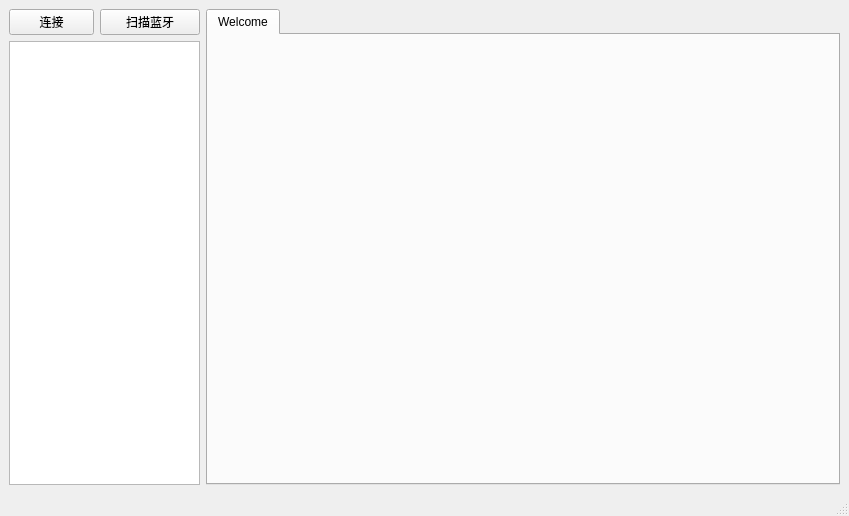
The window that PC/BleProxyDesk/resource/ui/main_window.ui (uname/bleproxy) describes before a commit, drawn with Qt 5.
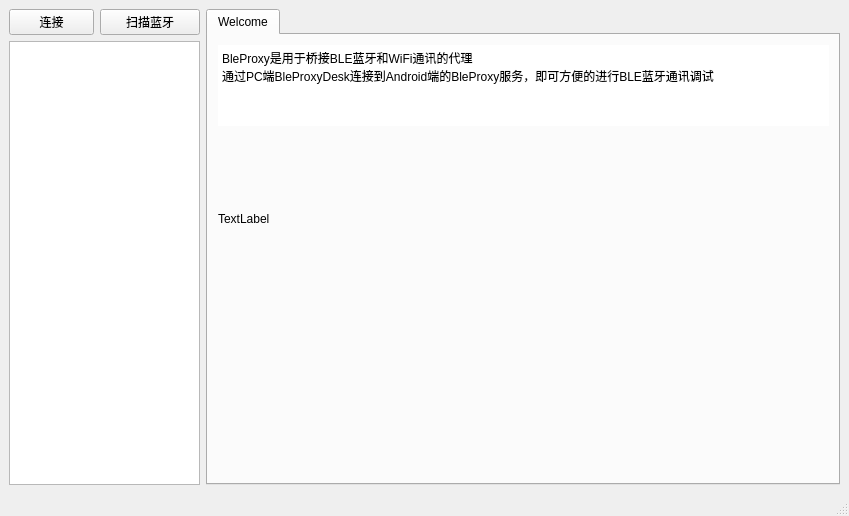
The same window after the commit. Custom widgets are drawn as their Qt base class.

The edit to the form file:
```diff
--- a/PC/BleProxyDesk/resource/ui/main_window.ui
+++ b/PC/BleProxyDesk/resource/ui/main_window.ui
@@ -61,10 +61,50 @@
       <property name="currentIndex">
        <number>0</number>
       </property>
+      <property name="iconSize">
+       <size>
+        <width>256</width>
+        <height>16</height>
+       </size>
+      </property>
       <widget class="QWidget" name="tab">
        <attribute name="title">
         <string>Welcome</string>
        </attribute>
+       <widget class="QTextEdit" name="textEdit">
+        <property name="geometry">
+         <rect>
+          <x>10</x>
+          <y>10</y>
+          <width>611</width>
+          <height>81</height>
+         </rect>
+        </property>
+        <property name="frameShape">
+         <enum>QFrame::NoFrame</enum>
+        </property>
+        <property name="html">
+         <string>&lt;!DOCTYPE HTML PUBLIC &quot;-//W3C//DTD HTML 4.0//EN&quot; &quot;http://www.w3.org/TR/REC-html40/strict.dtd&quot;&gt;
+&lt;html&gt;&lt;head&gt;&lt;meta name=&quot;qrichtext&quot; content=&quot;1&quot; /&gt;&lt;style type=&quot;text/css&quot;&gt;
+p, li { white-space: pre-wrap; }
+&lt;/style&gt;&lt;/head&gt;&lt;body style=&quot; font-family:'宋体'; font-size:9pt; font-weight:400; font-style:normal;&quot;&gt;
+&lt;p style=&quot; margin-top:0px; margin-bottom:0px; margin-left:0px; margin-right:0px; -qt-block-indent:0; text-indent:0px;&quot;&gt;BleProxy是用于桥接BLE蓝牙和WiFi通讯的代理&lt;/p&gt;
+&lt;p style=&quot; margin-top:0px; margin-bottom:0px; margin-left:0px; margin-right:0px; -qt-block-indent:0; text-indent:0px;&quot;&gt;通过PC端BleProxyDesk连接到Android端的BleProxy服务，即可方便的进行BLE蓝牙通讯调试&lt;/p&gt;&lt;/body&gt;&lt;/html&gt;</string>
+        </property>
+       </widget>
+       <widget class="QLabel" name="archView">
+        <property name="geometry">
+         <rect>
+          <x>10</x>
+          <y>110</y>
+          <width>459</width>
+          <height>147</height>
+         </rect>
+        </property>
+        <property name="text">
+         <string>TextLabel</string>
+        </property>
+       </widget>
       </widget>
      </widget>
     </item>
```
